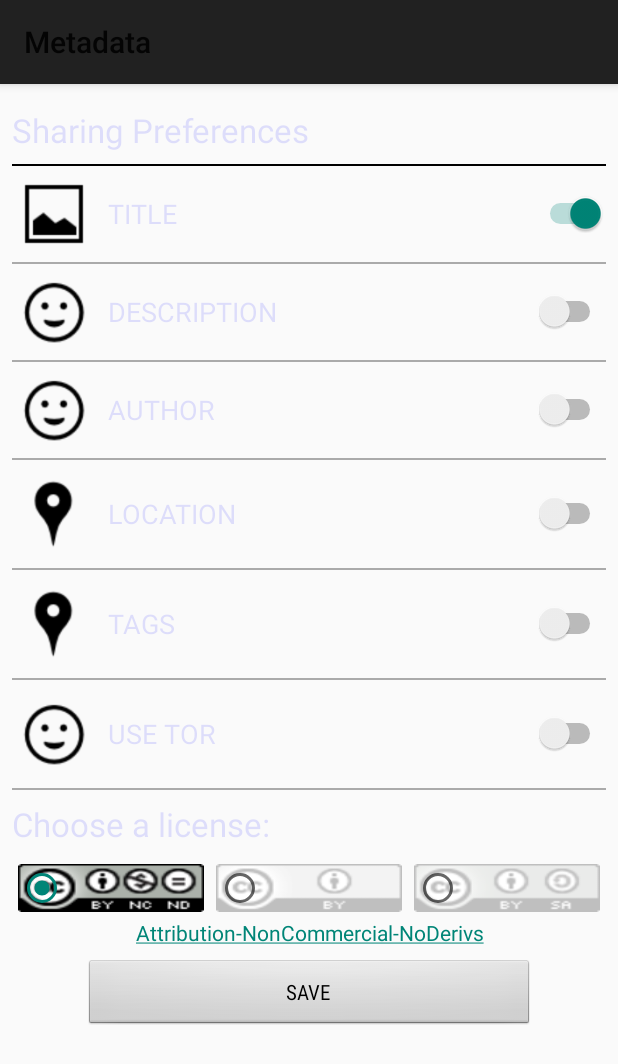
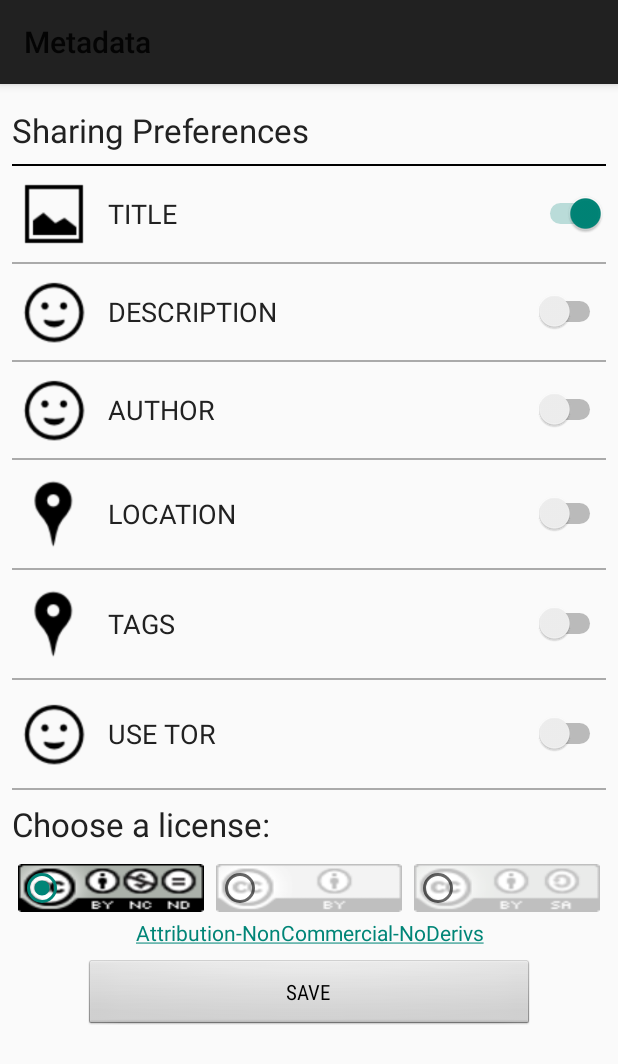
Before and after one commit to scalio/openarchive, an Android app: the ArchiveSettingsActivity screen opened directly, with no data from a screen before it, on a phone screen of 412 x 824 dp. Shown: the top 1064 px of the screen. Run offline under Robolectric (Android 15) with nearby library versions, the phone set to English and light mode, and no system bars; 1 statement that could not run was skipped.

Commit message:
fix light black color

```diff
--- a/app/src/main/res/values/colors.xml
+++ b/app/src/main/res/values/colors.xml
@@ -12,6 +12,6 @@
     <color name="light_grey">#9e9e9e</color>
     <color name="grey">#757575</color>
     <color name="dark_grey">#424242</color>
-    <color name="light_black">#212121FF</color>
+    <color name="light_black">#212121</color>
     <color name="brand_accent">#A92E33</color>
 </resources>
```
